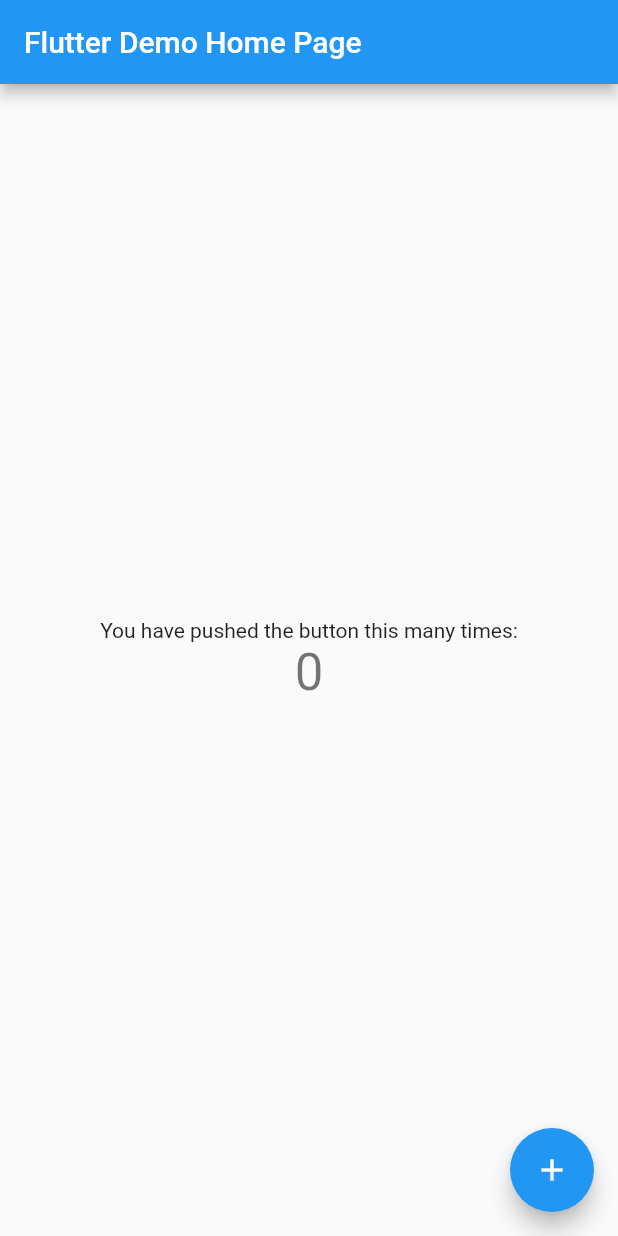
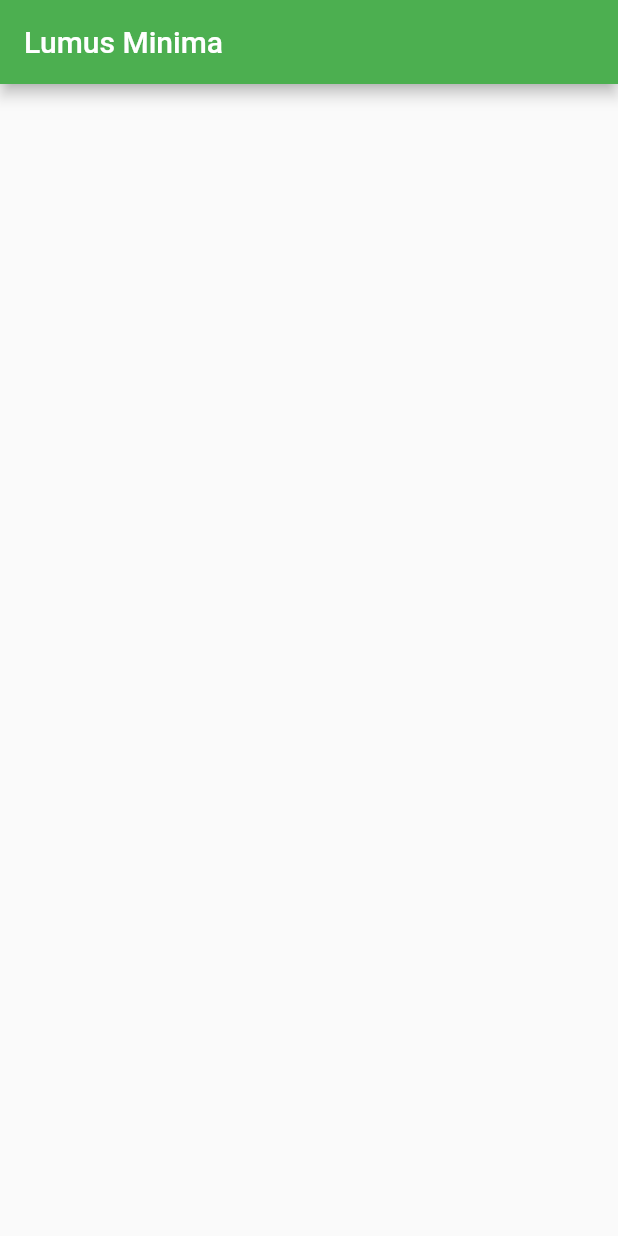
Before and after one commit to next-team-swe/poc-frontend, a Flutter app: the screen it shows after launch, on a phone screen of 412 x 824 dp. Run offline on Flutter 3.47's test engine with Material 2 defaults, Android fonts, the phone set to English and light mode, and no system bars.

Commit message:
Removed some default code

```diff
--- a/lib/main.dart
+++ b/lib/main.dart
@@ -11,7 +11,7 @@
   @override
   Widget build(BuildContext context) {
     return MaterialApp(
-      title: 'Flutter Demo',
+      title: 'Lumus Minima',
       theme: ThemeData(
         // This is the theme of your application.
         //
@@ -22,9 +22,9 @@
         // or simply save your changes to "hot reload" in a Flutter IDE).
         // Notice that the counter didn't reset back to zero; the application
         // is not restarted.
-        primarySwatch: Colors.blue,
+        primarySwatch: Colors.green,
       ),
-      home: const MyHomePage(title: 'Flutter Demo Home Page'),
+      home: const MyHomePage(title: 'Lumus Minima'),
     );
   }
 }
@@ -48,18 +48,6 @@
 }
 
 class _MyHomePageState extends State<MyHomePage> {
-  int _counter = 0;
-
-  void _incrementCounter() {
-    setState(() {
-      // This call to setState tells the Flutter framework that something has
-      // changed in this State, which causes it to rerun the build method below
-      // so that the display can reflect the updated values. If we changed
-      // _counter without calling setState(), then the build method would not be
-      // called again, and so nothing would appear to happen.
-      _counter++;
-    });
-  }
 
   @override
   Widget build(BuildContext context) {
@@ -75,41 +63,7 @@
         // the App.build method, and use it to set our appbar title.
         title: Text(widget.title),
       ),
-      body: Center(
-        // Center is a layout widget. It takes a single child and positions it
-        // in the middle of the parent.
-        child: Column(
-          // Column is also a layout widget. It takes a list of children and
-          // arranges them vertically. By default, it sizes itself to fit its
-          // children horizontally, and tries to be as tall as its parent.
-          //
-          // Invoke "debug painting" (press "p" in the console, choose the
-          // "Toggle Debug Paint" action from the Flutter Inspector in Android
-          // Studio, or the "Toggle Debug Paint" command in Visual Studio Code)
-          // to see the wireframe for each widget.
-          //
-          // Column has various properties to control how it sizes itself and
-          // how it positions its children. Here we use mainAxisAlignment to
-          // center the children vertically; the main axis here is the vertical
-          // axis because Columns are vertical (the cross axis would be
-          // horizontal).
-          mainAxisAlignment: MainAxisAlignment.center,
-          children: <Widget>[
-            const Text(
-              'You have pushed the button this many times:',
-            ),
-            Text(
-              '$_counter',
-              style: Theme.of(context).textTheme.headlineMedium,
-            ),
-          ],
-        ),
-      ),
-      floatingActionButton: FloatingActionButton(
-        onPressed: _incrementCounter,
-        tooltip: 'Increment',
-        child: const Icon(Icons.add),
-      ), // This trailing comma makes auto-formatting nicer for build methods.
+      body: Container(), // This trailing comma makes auto-formatting nicer for build methods.
     );
   }
 }
```
